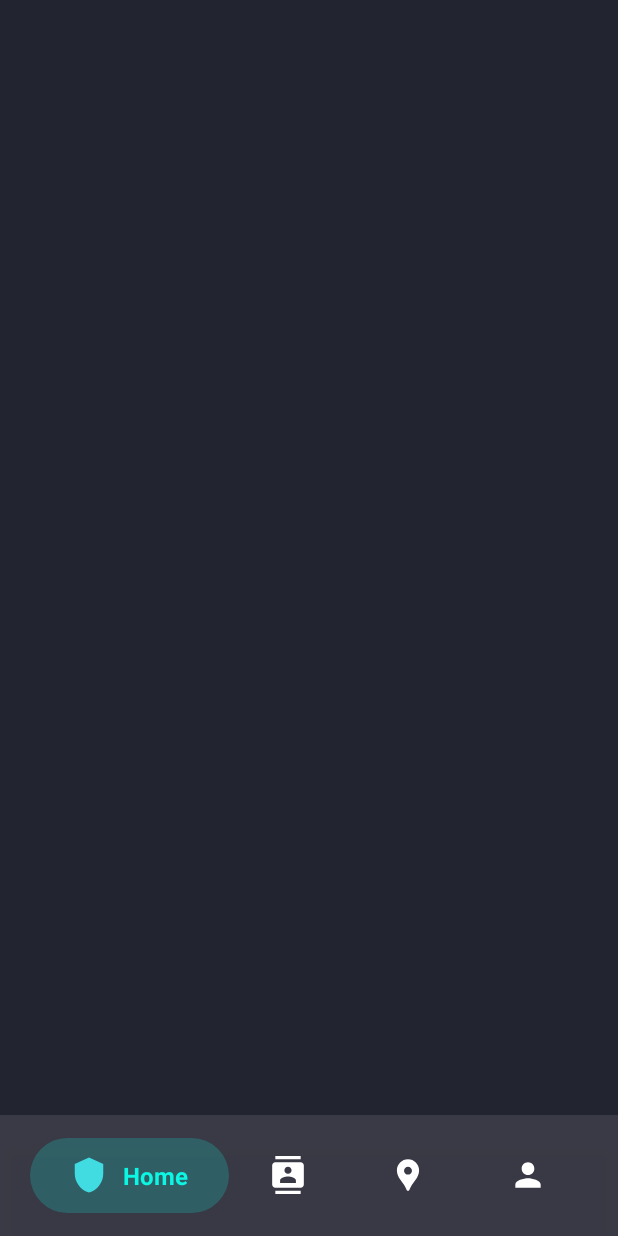
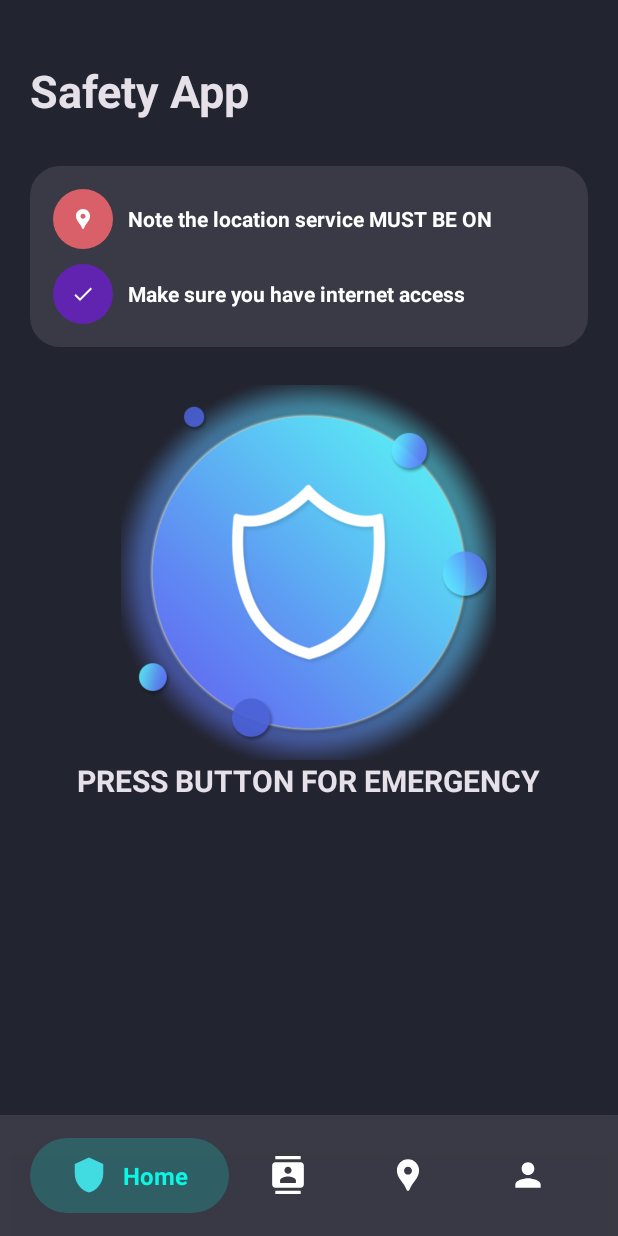
Before and after one commit to JerMayNel/Safety-App, an Android app: the screen it shows after launch once a user with an empty profile is signed in (MainScreen), on a phone screen of 412 x 824 dp. Run offline under Robolectric (Android 15) with nearby library versions, the phone set to English and light mode, and no system bars; our stand-ins replace Firebase (no records; nobody signed in at launch, a user with empty details on screens opened directly).

Commit message:
Button Fragment and Fix Bugs
A sample button fragment and fix some bugs.

```diff
--- a/app/src/main/AndroidManifest.xml
+++ b/app/src/main/AndroidManifest.xml
@@ -44,18 +44,6 @@
             android:exported="false"
             android:screenOrientation="portrait" />
         <activity
-            android:name=".AskLocation"
-            android:exported="false"
-            android:screenOrientation="portrait" />
-        <activity
-            android:name=".AddTrustedContacts"
-            android:exported="false"
-            android:screenOrientation="portrait" />
-        <activity
-            android:name=".ForgotPassword2"
-            android:exported="false"
-            android:screenOrientation="portrait" />
-        <activity
             android:name=".ForgotPassword1"
             android:exported="false"
             android:screenOrientation="portrait" />
--- a/app/src/main/java/com/example/safetyapp/ButtonFragment.kt
+++ b/app/src/main/java/com/example/safetyapp/ButtonFragment.kt
@@ -1,5 +1,9 @@
 package com.example.safetyapp
 
+import android.os.Bundle
+import android.view.LayoutInflater
+import android.view.View
+import android.view.ViewGroup
 import androidx.fragment.app.Fragment
 import com.example.safetyapp.databinding.FragmentButtonBinding
 import com.google.android.gms.location.FusedLocationProviderClient
@@ -13,8 +17,17 @@ class ButtonFragment: Fragment(){
     private var Latitude : String = ""
     private var Longitude : String = ""
 
+
     private var viewModelJob = Job()
     private val uiScope = CoroutineScope(Dispatchers.Main + viewModelJob)
+
+    override fun onCreateView(
+        inflater: LayoutInflater, container: ViewGroup?,
+        savedInstanceState: Bundle?
+    ): View? {
+        // Inflate the layout for this fragment
+        return inflater.inflate(R.layout.fragment_button, container, false)
+    }
 
     companion object {
         const val TAG = "ButtonFragment"
--- a/app/src/main/java/com/example/safetyapp/SignUpActivity.kt
+++ b/app/src/main/java/com/example/safetyapp/SignUpActivity.kt
@@ -21,6 +21,10 @@ class SignUpActivity : AppCompatActivity() {
         setContentView(binding.root)
 
         firebaseAuth = FirebaseAuth.getInstance()
+
+        binding.signInBtn.setOnClickListener {
+            startActivity(Intent(this, SignUpActivity::class.java))
+        }
 
         binding.createAccountBtn.setOnClickListener {
             val name = binding.fullNameEdittext.text.toString()
--- a/app/src/main/res/drawable/circular_bg.xml
+++ b/app/src/main/res/drawable/circular_bg.xml
@@ -6,6 +6,9 @@
     <!-- Background color -->
     <solid android:color="#FF4081" />
 
+    <stroke
+        android:width="1dp"
+        android:color="#00000000" />
     <!-- Stroke (optional) -->
     <!-- <stroke
         android:width="2dp"
--- a/app/src/main/res/layout/activity_edit_my_profile.xml
+++ b/app/src/main/res/layout/activity_edit_my_profile.xml
@@ -47,7 +47,9 @@
             android:layout_height="100dp"
             android:layout_gravity="center"
             android:layout_marginTop="10dp"
-            android:src="@drawable/male_icon"/>
+            android:src="@drawable/cat"
+            android:background="@drawable/circular_bg"
+            android:clipToOutline="true"/>
 
         <EditText
             android:id="@+id/name"
--- a/app/src/main/res/layout/fragment_button.xml
+++ b/app/src/main/res/layout/fragment_button.xml
@@ -1,5 +1,5 @@
 <?xml version="1.0" encoding="utf-8"?>
-<FrameLayout xmlns:android="http://schemas.android.com/apk/res/android"
+<RelativeLayout xmlns:android="http://schemas.android.com/apk/res/android"
     xmlns:tools="http://schemas.android.com/tools"
     android:layout_width="match_parent"
     android:layout_height="match_parent"
@@ -7,12 +7,104 @@
     tools:context=".ButtonFragment">
 
 
-    <Button
-        android:id="@+id/emergency_button"
-        android:layout_width="wrap_content"
-        android:layout_height="wrap_content"
-        android:text="emergency"
-        android:layout_gravity="center"/>
+    <LinearLayout
+        android:layout_width="match_parent"
+        android:layout_height="match_parent"
+        android:orientation="vertical"
+        android:layout_marginTop="30dp">
 
+        <TextView
+            android:id="@+id/ContactsText"
+            android:layout_width="wrap_content"
+            android:layout_height="wrap_content"
+            android:layout_marginTop="10dp"
+            android:layout_marginStart="20dp"
+            android:fontFamily="sans-serif"
+            android:text="Safety App"
+            android:textAppearance="@style/TextAppearance.AppCompat.Large"
+            android:textSize="30sp"
+            android:textStyle="bold"/>
 
-</FrameLayout>
+        <LinearLayout
+            android:background="@drawable/round_back_button"
+            android:layout_width="match_parent"
+            android:layout_height="wrap_content"
+            android:layout_marginStart="20dp"
+            android:layout_marginEnd="20dp"
+            android:layout_marginTop="30dp"
+            android:orientation="vertical"
+            android:padding="15dp"
+            android:clickable="true"
+            android:focusable="true">
+
+            <RelativeLayout
+                android:layout_width="match_parent"
+                android:layout_height="wrap_content">
+
+                <ImageView
+                    android:id="@+id/info_icon"
+                    android:layout_width="40dp"
+                    android:layout_height="40dp"
+                    android:src="@drawable/location_icon"
+                    android:padding="12dp"
+                    android:background="@drawable/round_back_logout"/>
+
+                <TextView
+                    android:layout_marginStart="10dp"
+                    android:layout_width="wrap_content"
+                    android:layout_height="wrap_content"
+                    android:layout_centerVertical='true'
+                    android:text="Note the location service MUST BE ON"
+                    android:textColor="#FFFFFF"
+                    android:textStyle="bold"
+                    android:layout_toEndOf="@id/info_icon"/>
+            </RelativeLayout>
+
+            <RelativeLayout
+                android:layout_width="match_parent"
+                android:layout_height="wrap_content"
+                android:layout_marginTop="10dp">
+
+                <ImageView
+                    android:id="@+id/icon"
+                    android:layout_width="40dp"
+                    android:layout_height="40dp"
+                    android:src="@drawable/check_icon"
+                    android:padding="12dp"
+                    android:background="@drawable/round_back_edit"/>
+
+                <TextView
+                    android:layout_marginStart="10dp"
+                    android:layout_width="wrap_content"
+                    android:layout_height="wrap_content"
+                    android:layout_centerVertical='true'
+                    android:text="Make sure you have internet access"
+                    android:textColor="#FFFFFF"
+                    android:textStyle="bold"
+                    android:layout_toEndOf="@id/icon"/>
+            </RelativeLayout>
+
+        </LinearLayout>
+
+        <ImageButton
+            android:layout_width="250dp"
+            android:layout_height="250dp"
+            android:layout_gravity="center"
+            android:layout_marginTop="25dp"
+            android:background='@android:color/transparent'
+            android:scaleType="fitCenter"
+            android:src="@drawable/button" />
+
+        <TextView
+            android:layout_width="wrap_content"
+            android:layout_height="wrap_content"
+            android:fontFamily="sans-serif"
+            android:text="PRESS BUTTON FOR EMERGENCY"
+            android:textAppearance="@style/TextAppearance.AppCompat.Large"
+            android:textSize="20sp"
+            android:textStyle="bold"
+            android:layout_gravity="center"/>
+
+    </LinearLayout>
+
+</RelativeLayout>
--- a/app/src/main/res/layout/fragment_profile.xml
+++ b/app/src/main/res/layout/fragment_profile.xml
@@ -12,13 +12,14 @@
         android:orientation="vertical"
         android:layout_marginTop="30dp">
 
-
         <ImageView
             android:layout_width="100dp"
             android:layout_height="100dp"
             android:layout_gravity="center"
             android:layout_marginTop="10dp"
-            android:src="@drawable/male_icon"/>
+            android:src="@drawable/cat"
+            android:background="@drawable/circular_bg"
+            android:clipToOutline="true"/>
 
         <TextView
             android:id="@+id/nameTextView"
```
Also changed, not shown: app/src/main/res/drawable/cat.jpg (added).
